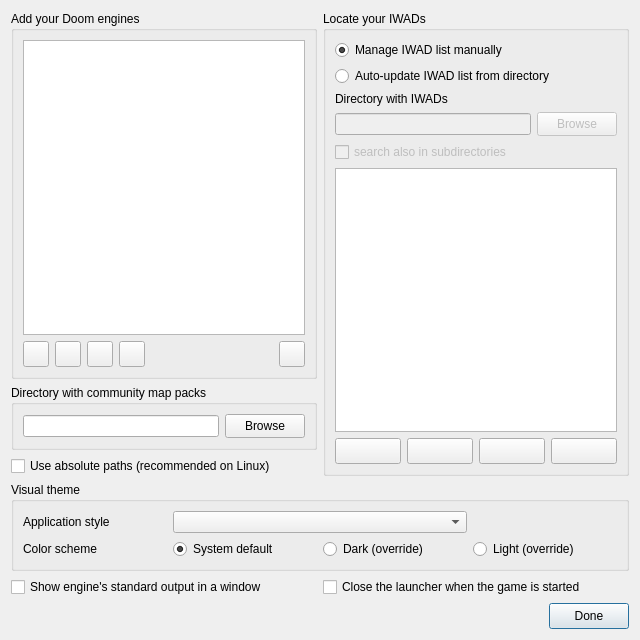
Qt form Forms/SetupDialog.ui (kdmn2/DoomRunnerPlus) before a commit.
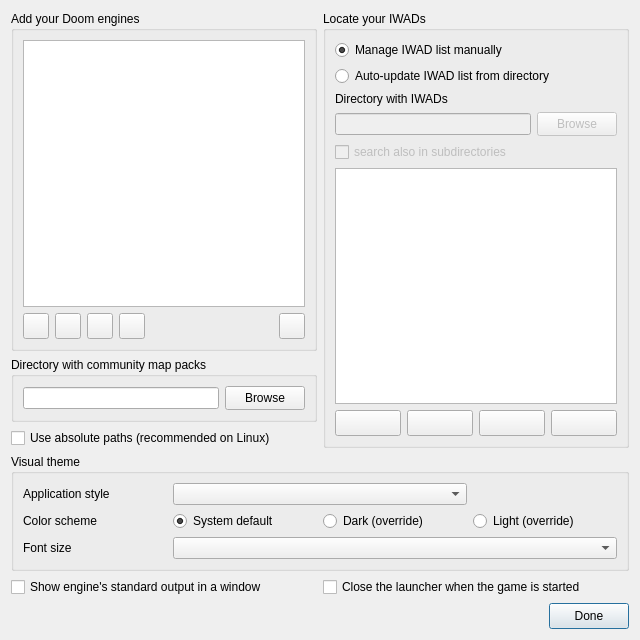
The same form after that commit. Icons and pictures are not drawn. Custom widgets are drawn as their Qt base class.

Commit message: feat: gamepad toggle, adjustable UI font size, controller navigation

Patch:
```diff
--- a/Forms/SetupDialog.ui
+++ b/Forms/SetupDialog.ui
@@ -472,6 +472,23 @@
         </property>
        </widget>
       </item>
+      <item row="2" column="0">
+       <widget class="QLabel" name="fontSizeLabel">
+        <property name="text">
+         <string>Font size</string>
+        </property>
+       </widget>
+      </item>
+      <item row="2" column="1" colspan="3">
+       <widget class="QComboBox" name="fontScaleCmbBox">
+        <property name="minimumSize">
+         <size>
+          <width>140</width>
+          <height>0</height>
+         </size>
+        </property>
+       </widget>
+      </item>
      </layout>
     </widget>
    </item>
```
The commit also changes 14 other files.
